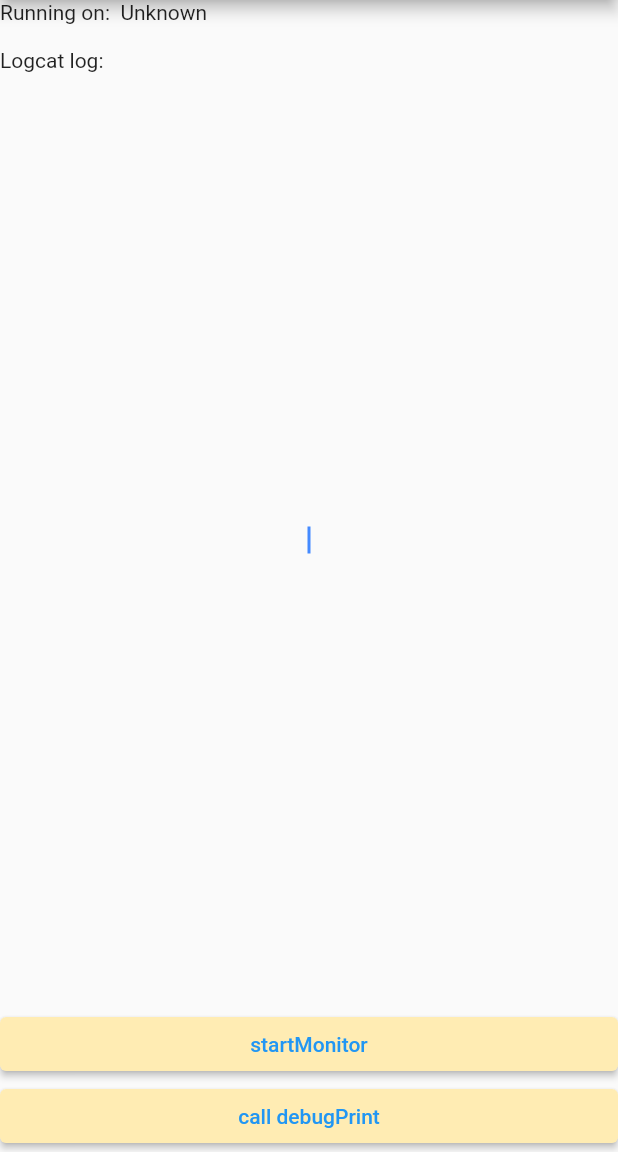
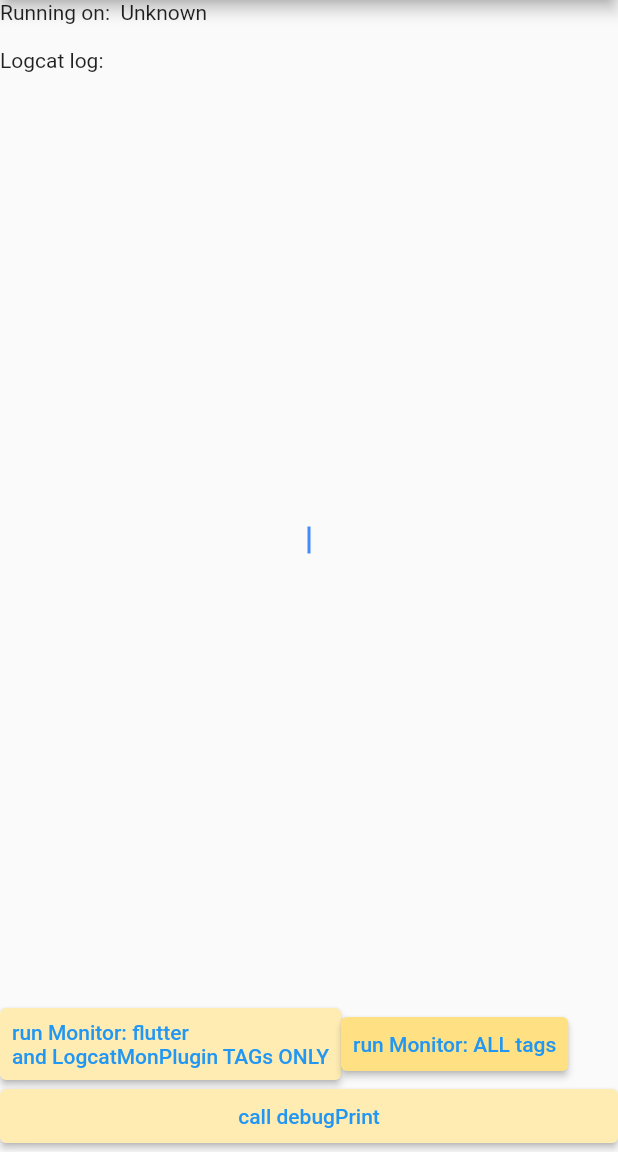
Before and after one commit to lucribas/logcat_monitor, a Flutter app: the screen it shows after launch, on a phone screen of 412 x 824 dp, the part 84-1236 px from its top. Run offline on Flutter 3.47's test engine with Material 2 defaults, Android fonts, the phone set to English and light mode, and no system bars.

Commit message:
clean code

```diff
--- a/example/lib/main.dart
+++ b/example/lib/main.dart
@@ -46,7 +46,6 @@ class _MyAppState extends State<MyApp> {
   }
 
   void _listenStream(dynamic value) {
-    // debugPrint("Received From Native:  $value\n");
     if (value is String) {
       setState(() {
         _logBuffer.writeln(value);
@@ -67,28 +66,35 @@ class _MyAppState extends State<MyApp> {
             Text('Running on:  $_platformVersion\n'),
             Text("Logcat log:"),
             logboxBuild(context),
-            // TextButton(
-            //     onPressed: () async {
-            //       await LogcatMonitor.testEvent;
-            //     },
-            //     child: Text("testEvent"),
-            //     style: TextButton.styleFrom(
-            //         elevation: 2, backgroundColor: Colors.amber[100])),
+            Row(
+              children: [
+                TextButton(
+                    child: Text(
+                        "run Monitor: flutter\nand LogcatMonPlugin TAGs ONLY"),
+                    onPressed: () async {
+                      _logBuffer.clear();
+                      await LogcatMonitor.startMonitor(
+                          "flutter:*,LogcatMonPlugin:*,*:S");
+                    },
+                    style: TextButton.styleFrom(
+                        elevation: 2, backgroundColor: Colors.amber[100])),
+                TextButton(
+                    child: Text("run Monitor: ALL tags"),
+                    onPressed: () async {
+                      _logBuffer.clear();
+                      await LogcatMonitor.startMonitor("*.*");
+                    },
+                    style: TextButton.styleFrom(
+                        elevation: 2, backgroundColor: Colors.amber[200])),
+              ],
+            ),
             TextButton(
-                onPressed: () async {
-                  await LogcatMonitor.startMonitor;
-                },
-                child: Text("startMonitor"),
-                style: TextButton.styleFrom(
-                    elevation: 2, backgroundColor: Colors.amber[100])),
-            TextButton(
+                child: Text("call debugPrint"),
                 onPressed: () async {
                   await debugPrint("called debugPrint from flutter!");
                 },
-                child: Text("call debugPrint"),
                 style: TextButton.styleFrom(
                     elevation: 2, backgroundColor: Colors.amber[100])),
-
           ],
         ),
       ),
--- a/lib/logcat_monitor.dart
+++ b/lib/logcat_monitor.dart
@@ -3,8 +3,10 @@ import 'dart:async';
 import 'package:flutter/services.dart';
 
 class LogcatMonitor {
-  static const MethodChannel _channel = const MethodChannel('logcat_monitor/methods');
-  static const EventChannel _stream = const EventChannel('logcat_monitor/events');
+  static const MethodChannel _channel =
+      const MethodChannel('logcat_monitor/methods');
+  static const EventChannel _stream =
+      const EventChannel('logcat_monitor/events');
   static StreamSubscription _streamSubscription;
 
   static void addListen(void Function(dynamic) onData) {
@@ -20,14 +22,9 @@ class LogcatMonitor {
     return version;
   }
 
-  static Future<bool> get testEvent async {
-    final bool result = await _channel.invokeMethod('testEvent');
+  static Future<bool> startMonitor(String options) async {
+    bool result = await _channel.invokeMethod('startMonitor',
+        <String, String>{'options': options});
     return result;
   }
-
-  static Future<bool> get startMonitor async {
-    final bool result = await _channel.invokeMethod('startMonitor');
-    return result;
-  }
-
 }
```
Also changed, not shown: 1 other file.
